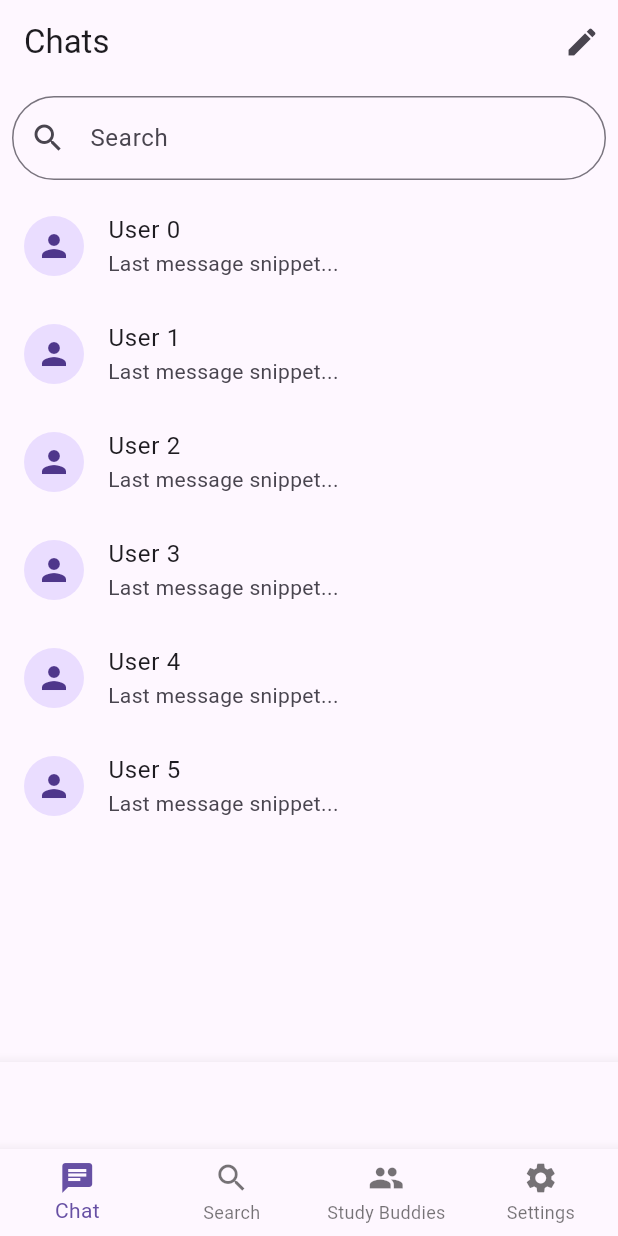
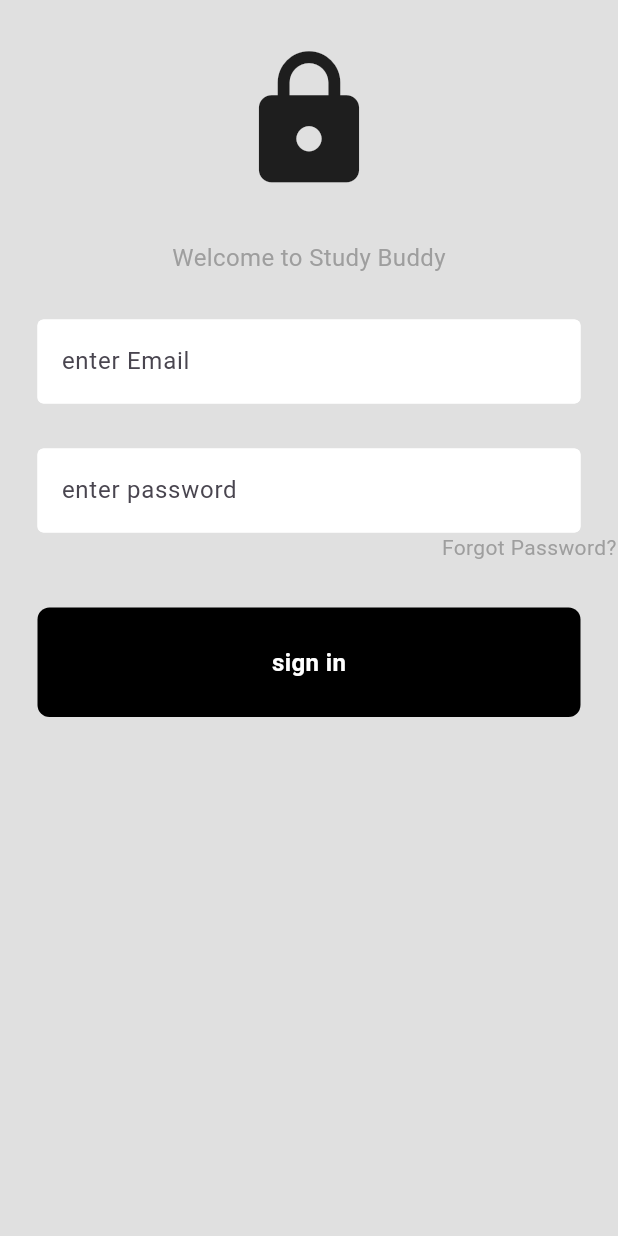
Before and after one commit to Ikran21/Study-Buddy-App, a Flutter app: the screen it shows after launch, on a phone screen of 412 x 824 dp. Run offline on Flutter 3.47's test engine with Material 3 defaults, Android fonts, the phone set to English and light mode, and no system bars; our stand-ins replace firebase_auth, firebase_core; accounts and stored records are empty.

Commit message:
adding all of my login files and screens also being able to connect firebase and changing properties of gradle file

```diff
--- /dev/null
+++ b/devtools_options.yaml
@@ -0,0 +1,3 @@
+description: This file stores settings for Dart & Flutter DevTools.
+documentation: https://docs.flutter.dev/tools/devtools/extensions#configure-extension-enablement-states
+extensions:
--- /dev/null
+++ b/lib/componets/my_button.dart
@@ -0,0 +1,31 @@
+import 'package:flutter/material.dart';
+class MyButton extends StatelessWidget {
+  final Function()? onTap;
+
+  const MyButton({super.key, required this.onTap});
+
+  @override
+  Widget build(BuildContext context) {
+    return GestureDetector(
+      onTap: onTap,
+      child: Container(
+        padding: EdgeInsets.all(25),
+        margin: EdgeInsets.symmetric(horizontal: 25),
+        decoration: BoxDecoration(
+          color: Colors.black,
+          borderRadius:BorderRadius.circular(8),
+           ),
+        child: const Center(
+          child: Text("sign in",
+          style: TextStyle(
+            color: Colors.white,
+            fontWeight: FontWeight.bold,
+            fontSize: 16,
+
+            ),
+          ),
+        ),
+      ),
+    );
+  }
+}
--- /dev/null
+++ b/lib/componets/my_textfield.dart
@@ -0,0 +1,35 @@
+import 'package:flutter/material.dart';
+class MyTextfield extends StatelessWidget {
+  final controller;
+  final String hintText;
+  final bool obscureText;
+
+  const MyTextfield({
+    super.key,
+    required this.controller,
+    required this.hintText,
+    required this.obscureText,
+
+  });
+
+  @override
+  Widget build(BuildContext context) {
+    return  Padding(
+              padding: EdgeInsets.symmetric(horizontal:25 ),
+              child: TextField(
+                controller: controller,
+                obscureText: obscureText,
+                decoration: InputDecoration(
+                  enabledBorder: OutlineInputBorder(
+                    borderSide:BorderSide(color:Colors.white), ),
+                    focusedBorder: OutlineInputBorder(
+                      borderSide: BorderSide(color: Colors.grey),
+                    ),
+                    fillColor: Colors.white,
+                    filled: true,
+                    hintText: hintText,
+                ),
+              ),
+            );
+  }
+}
--- a/lib/main.dart
+++ b/lib/main.dart
@@ -1,63 +1,25 @@
 import 'package:flutter/material.dart';
-import 'screens/chat_screen.dart';
-import 'screens/search_screen.dart';
-import 'screens/settings_screen.dart';
-import 'screens/study_buddies_screen.dart';
+import 'package:study_buddy_app/pages/auth_page.dart';
+import 'pages/login_page.dart';
+import 'package:firebase_core/firebase_core.dart';
+import 'firebase_options.dart';
 
-void main() {
-  runApp(StudyBuddyApp());
+void main() async {
+  WidgetsFlutterBinding.ensureInitialized();
+  await Firebase.initializeApp(
+    options: DefaultFirebaseOptions.currentPlatform,
+  );
+  runApp(const MyApp());
 }
 
-class StudyBuddyApp extends StatelessWidget {
+class MyApp extends StatelessWidget {
+  const MyApp({super.key});
+
   @override
   Widget build(BuildContext context) {
-    return MaterialApp(
+    return const MaterialApp(
       debugShowCheckedModeBanner: false,
-      title: 'Study Buddy App',
-      theme: ThemeData(
-        primarySwatch: Colors.blue,
-      ),
-      home: HomeScreen(),
+      home: AuthPage(),
     );
   }
 }
-
-class HomeScreen extends StatefulWidget {
-  @override
-  _HomeScreenState createState() => _HomeScreenState();
-}
-
-class _HomeScreenState extends State<HomeScreen> {
-  int _currentIndex = 0;
-
-  final List<Widget> _screens = [
-    ChatScreen(),
-    SearchScreen(),
-    StudyBuddiesScreen(),
-    SettingsScreen(),
-  ];
-
-  @override
-  Widget build(BuildContext context) {
-    return Scaffold(
-      body: _screens[_currentIndex],
-      bottomNavigationBar: BottomNavigationBar(
-        currentIndex: _currentIndex,
-        onTap: (index) {
-          setState(() {
-            _currentIndex = index;
-          });
-        },
-        items: [
-          BottomNavigationBarItem(icon: Icon(Icons.chat), label: "Chat"),
-          BottomNavigationBarItem(icon: Icon(Icons.search), label: "Search"),
-          BottomNavigationBarItem(
-              icon: Icon(Icons.people), label: "Study Buddies"),
-          BottomNavigationBarItem(
-              icon: Icon(Icons.settings), label: "Settings"),
-        ],
-        type: BottomNavigationBarType.fixed,
-      ),
-    );
-  }
-}
--- /dev/null
+++ b/lib/pages/auth_page.dart
@@ -0,0 +1,28 @@
+import 'package:flutter/material.dart';
+import 'package:firebase_auth/firebase_auth.dart';
+
+import 'package:study_buddy_app/pages/home_page.dart';
+import 'package:study_buddy_app/pages/login_page.dart';
+
+
+class AuthPage extends StatelessWidget {
+  const AuthPage({super.key});
+
+  @override
+  Widget build(BuildContext context) {
+    return Scaffold(
+      body: StreamBuilder<User?>(
+        stream: FirebaseAuth.instance.authStateChanges(),
+        builder: (context, snapshot){
+          //user logged in
+          if(snapshot.hasData){
+            return HomePage();
+          }
+          else {
+            return LoginPage();
+          }
+        },
+      ),
+    );
+  }
+}
--- /dev/null
+++ b/lib/pages/home_page.dart
@@ -0,0 +1,27 @@
+import 'package:firebase_auth/firebase_auth.dart';
+import 'package:flutter/material.dart';
+class HomePage extends StatelessWidget {
+  HomePage({super.key});
+
+  final user = FirebaseAuth.instance.currentUser!;
+
+  // sigh out method
+  void signUserout() {
+    FirebaseAuth.instance.signOut();
+  }
+
+  @override
+  Widget build(BuildContext context) {
+    return Scaffold(
+      appBar: AppBar(
+        actions: [
+          IconButton(
+            onPressed: signUserout,
+            icon: Icon(Icons.logout)
+            )
+          ],
+        ),
+      body: Center(child: Text("welcome "+user.email!),),
+    );
+  }
+}
--- /dev/null
+++ b/lib/pages/login_page.dart
@@ -0,0 +1,88 @@
+import 'package:firebase_auth/firebase_auth.dart';
+import 'package:flutter/material.dart';
+
+import 'package:study_buddy_app/componets/my_button.dart';
+import 'package:study_buddy_app/componets/my_textfield.dart';
+
+class LoginPage extends StatelessWidget {
+  LoginPage({super.key});
+
+  final emailController = TextEditingController();
+  final passwordController = TextEditingController();
+
+  // sign in button
+  void Signuserin() async{
+    await FirebaseAuth.instance.signInWithEmailAndPassword(
+      email: emailController.text,
+      password: passwordController.text,
+      );
+  }
+
+  @override
+  Widget build(BuildContext context) {
+    return Scaffold(
+      backgroundColor: Colors.grey[300],
+      body: SafeArea(
+        child: Center(
+          child: Column(
+            children: [
+              SizedBox(height: 30),
+
+              // logo
+              Icon(
+                Icons.lock,
+                size: 100,
+              ),
+              SizedBox(height: 30),
+
+              // welcome back message
+              Text(
+                "Welcome to Study Buddy",
+                style: TextStyle(
+                  color: Colors.grey,
+                  fontSize: 16,
+                ),
+              ),
+              SizedBox(height: 30),
+
+              // username text field
+              MyTextfield(
+                controller: emailController,
+                hintText: "enter Email",
+                obscureText: false,
+              ),
+              SizedBox(height: 30),
+
+              // password text field
+              MyTextfield(
+                controller: passwordController,
+                hintText: "enter password",
+                obscureText: true,
+              ),
+
+              //Add forgot password,
+              Padding(
+                padding: const EdgeInsets.symmetric(horizontal: 1),
+                child: Row(
+                  mainAxisAlignment: MainAxisAlignment.end,
+                  children: [
+                    Text("Forgot Password?",
+                    style: TextStyle(color: Colors.grey),),
+                  ],
+                ),
+              ),
+              SizedBox(height: 30),
+              //signin button,
+              MyButton(
+                onTap: Signuserin,
+
+              )
+
+              //social sign-in options here
+            ],
+          ),
+        ),
+      ),
+    );
+  }
+}
--- a/pubspec.yaml
+++ b/pubspec.yaml
@@ -34,6 +34,8 @@ dependencies:
   # The following adds the Cupertino Icons font to your application.
   # Use with the CupertinoIcons class for iOS style icons.
   cupertino_icons: ^1.0.8
+  firebase_auth: ^5.5.2
+  firebase_core: ^3.13.0
 
 dev_dependencies:
   flutter_test:
```
Also changed, not shown: lib/hold.dart (added, +43 -0 lines), firebase.json (added), lib/firebase_options.dart (added), pubspec.lock, 271 other files.
